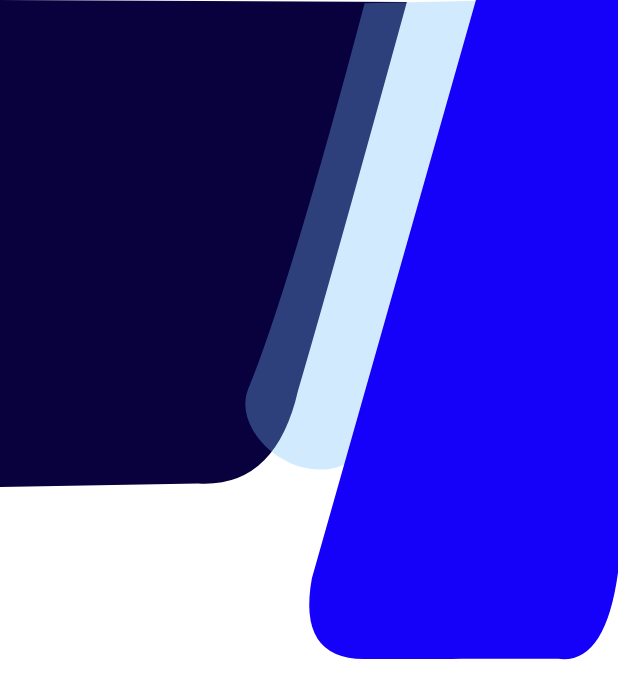
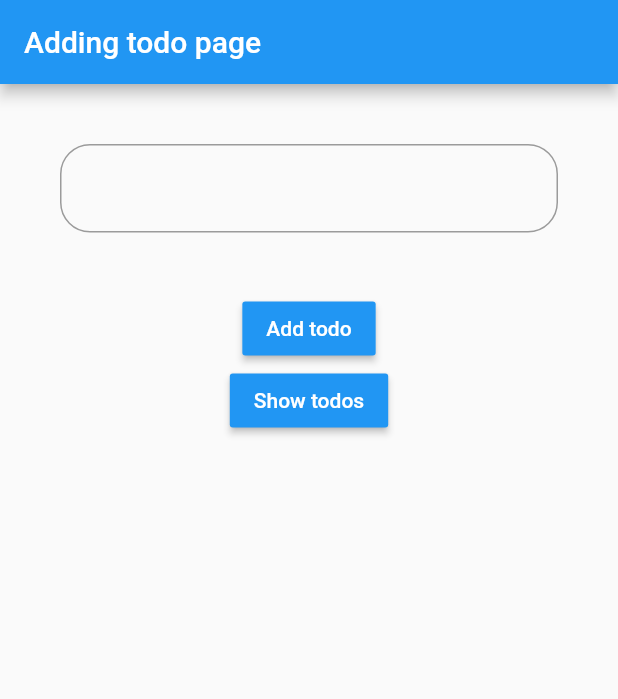
Before and after one commit to soniyanw/training_practice, a Flutter app: the screen it shows after launch, on a phone screen of 412 x 824 dp. Shown: the top 699 px of the screen. Run offline on Flutter 3.47's test engine with Material 2 defaults, Android fonts, the phone set to English and light mode, and no system bars.

Commit message:
Custom Paint

```diff
--- a/lib/main.dart
+++ b/lib/main.dart
@@ -1,102 +1,127 @@
+// @dart=2.9
+
 import 'package:flutter/material.dart';
+import 'package:provider/provider.dart';
+
+class MyModel with ChangeNotifier {
+  List<String> todo = [];
+  void doSomething(String newtodo) {
+    todo.add(newtodo);
+    print(todo);
+    notifyListeners();
+  }
+}
 
 void main() {
-  runApp(MaterialApp(
-    home: Home(),
-  ));
+  runApp(Home());
 }
 
-class Home extends StatefulWidget {
-  const Home({Key? key}) : super(key: key);
-
+class Home extends StatelessWidget {
   @override
-  State<Home> createState() => _HomeState();
+  Widget build(BuildContext context) {
+    return ChangeNotifierProvider(
+      create: (context) => MyModel(),
+      child: MaterialApp(home: Frontpage()),
+    );
+  }
 }
 
-class _HomeState extends State<Home> {
+class ListPage extends StatefulWidget {
+  @override
+  State<ListPage> createState() => _ListPageState();
+}
+
+class _ListPageState extends State<ListPage> {
   @override
   Widget build(BuildContext context) {
-    return Container(
-        height: 100,
-        color: Colors.white,
-        child: CustomPaint(
-          child: Container(),
-          painter: RPSCustomPainter(),
+    return MaterialApp(
+        home: Scaffold(
+      appBar: AppBar(
+        title: Text('Todo-Provider'),
+        centerTitle: true,
+      ),
+      body:
+          SafeArea(child: Consumer<MyModel>(builder: (context, myModel, child) {
+        return ListView.builder(
+            itemCount: myModel.todo.length,
+            itemBuilder: (BuildContext context, int index) {
+              return Padding(
+                padding: EdgeInsets.all(10),
+                child: Card(
+                  elevation: 10,
+                  color: Colors.blue,
+                  child: Padding(
+                    padding: EdgeInsets.all(10),
+                    child: Text(
+                      myModel.todo[index],
+                      style: TextStyle(color: Colors.white, fontSize: 15),
+                    ),
+                  ),
+                ),
+              );
+            });
+      })),
     ));
   }
 }
 
-class RPSCustomPainter extends CustomPainter {
+class Frontpage extends StatefulWidget {
   @override
-  void paint(Canvas canvas, Size size) {
-    Paint paint0 = Paint()
-      ..color = const Color.fromARGB(255, 9, 0, 62)
-      ..style = PaintingStyle.fill
-      ..strokeWidth = 1;
-
-    Path path0 = Path();
-    path0.moveTo(0, size.height * 0.3939398);
-    path0.lineTo(size.width * 0.3206250, size.height * 0.3911911);
-    path0.quadraticBezierTo(size.width * 0.4461250, size.height * 0.3948953,
-        size.width * 0.4824000, size.height * 0.3157199);
-    path0.quadraticBezierTo(size.width * 0.5304750, size.height * 0.2343848,
-        size.width * 0.6583750, size.height * 0.0016885);
-    path0.lineTo(0, 0);
-    path0.lineTo(0, size.height * 0.3939398);
-    path0.close();
-
-    canvas.drawPath(path0, paint0);
-
-    Paint paint1 = Paint()
-      ..color = const Color.fromARGB(255, 21, 0, 250)
-      ..style = PaintingStyle.fill
-      ..strokeWidth = 1;
-
-    Path path1 = Path();
-    path1.moveTo(size.width * 0.7701250, 0);
-    path1.lineTo(size.width * 0.5046750, size.height * 0.4678796);
-    path1.quadraticBezierTo(size.width * 0.4809250, size.height * 0.5329450,
-        size.width * 0.5886750, size.height * 0.5332199);
-    path1.cubicTo(
-        size.width * 0.6670750,
-        size.height * 0.5333115,
-        size.width * 0.8251812,
-        size.height * 0.5329777,
-        size.width * 0.9035750,
-        size.height * 0.5330628);
-    path1.quadraticBezierTo(size.width * 0.9794250, size.height * 0.5376047,
-        size.width, size.height * 0.4633508);
-    path1.lineTo(size.width, 0);
-    path1.lineTo(size.width * 0.7701250, 0);
-    path1.close();
-
-    Paint paint2 = Paint()
-      ..color = const Color.fromARGB(85, 121, 192, 248)
-      ..style = PaintingStyle.fill
-      ..strokeWidth = 1;
-
-    Path path2 = Path();
-    path2.moveTo(size.width * 0.8299000, 0);
-    path2.lineTo(size.width * 0.5900000, size.height * 0.0026178);
-    path2.quadraticBezierTo(size.width * 0.4676750, size.height * 0.2342016,
-        size.width * 0.4014250, size.height * 0.3150262);
-    path2.cubicTo(
-        size.width * 0.3641250,
-        size.height * 0.3635340,
-        size.width * 0.5782000,
-        size.height * 0.4313613,
-        size.width * 0.6397250,
-        size.height * 0.3181283);
-    path2.quadraticBezierTo(size.width * 0.6972250, size.height * 0.2373037,
-        size.width * 0.8299000, 0);
-    path2.close();
-
-    canvas.drawPath(path2, paint2);
-    canvas.drawPath(path1, paint1);
+  State<Frontpage> createState() => _FrontpageState();
 }
 
+class _FrontpageState extends State<Frontpage> {
+  TextEditingController controller = TextEditingController();
+  String addtodo;
   @override
-  bool shouldRepaint(covariant CustomPainter oldDelegate) {
-    return true;
+  Widget build(BuildContext context) {
+    return MaterialApp(
+        home: Scaffold(
+      appBar: AppBar(
+        title: Text("Adding todo page"),
+      ),
+      body: Column(
+        children: [
+          Container(
+            child: Padding(
+              padding: EdgeInsets.all(40.0),
+              child: TextField(
+                controller: controller,
+                onChanged: (val) => addtodo = val,
+                decoration: InputDecoration(
+                  border: OutlineInputBorder(
+                      borderRadius: BorderRadius.circular(20)),
+                ),
+              ),
+            ),
+          ),
+          Consumer<MyModel>(builder: (context, myModel, child) {
+            return MaterialButton(
+                color: Colors.blue,
+                onPressed: () {
+                  myModel.doSomething(addtodo);
+                  print(myModel.todo);
+                  controller.clear();
+                },
+                child: Text(
+                  "Add todo",
+                  style: TextStyle(color: Colors.white),
+                ));
+          }),
+          MaterialButton(
+              color: Colors.blue,
+              onPressed: () {
+                Navigator.push(
+                  context,
+                  MaterialPageRoute(builder: (context) => ListPage()),
+                );
+              },
+              child: Text(
+                "Show todos",
+                style: TextStyle(color: Colors.white),
+              ))
+        ],
+      ),
+    ));
   }
 }
```
Also changed, not shown: lib/custompaint_shapemaker.dart (added, +102 -0 lines), 1 other file. Lines whose indentation alone changed are shown as unchanged.
